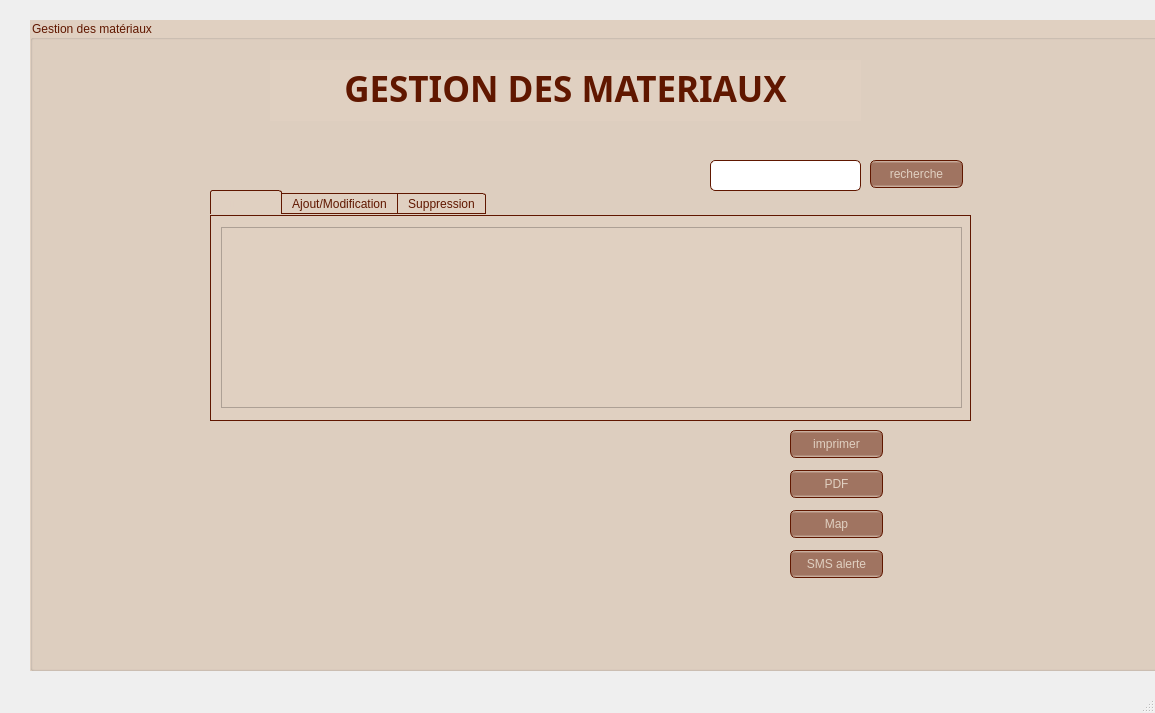
First picture: the form in mainwindow.ui, repository xyzt123456/application-desktop, before the edit.
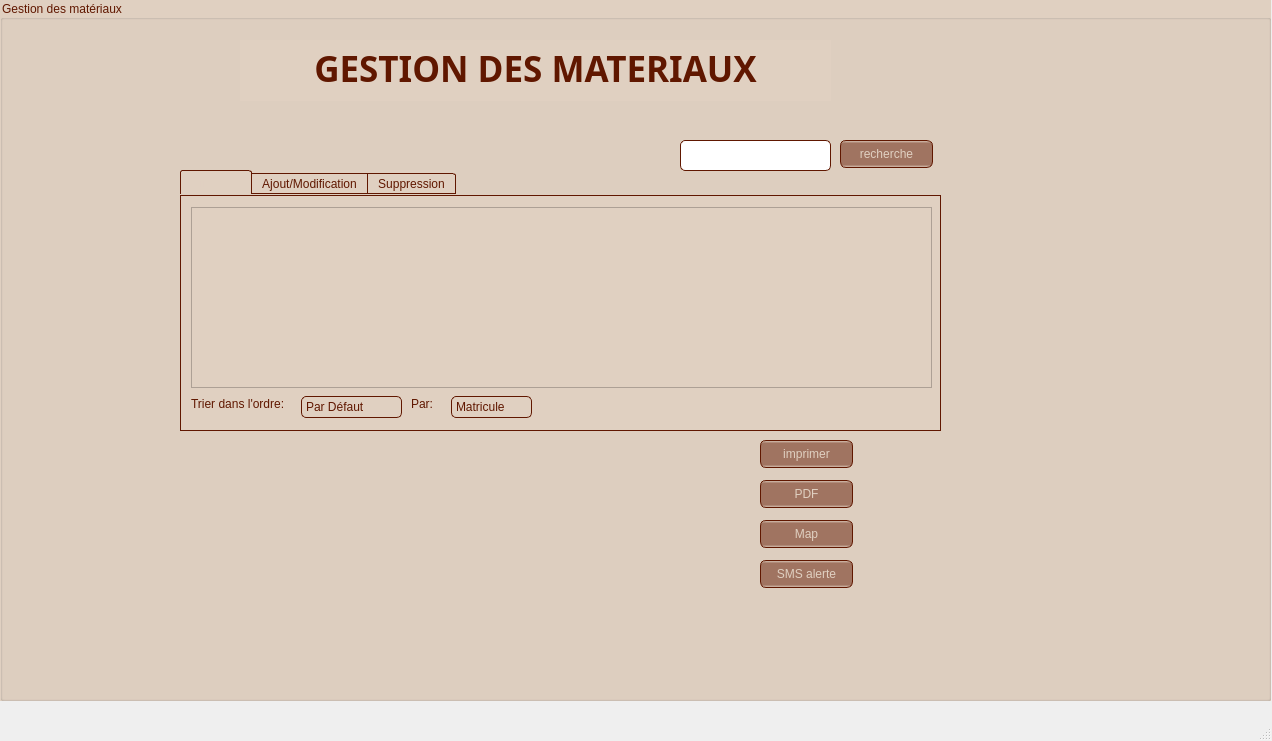
Second picture: the form after the edit. The open tabs and pages were chosen to show the change. Icons and pictures are not drawn.

The edit to the form file:
```diff
--- a/mainwindow.ui
+++ b/mainwindow.ui
@@ -6,8 +6,8 @@
    <rect>
     <x>0</x>
     <y>0</y>
-    <width>1155</width>
-    <height>713</height>
+    <width>1272</width>
+    <height>741</height>
    </rect>
   </property>
   <property name="windowTitle">
@@ -17,10 +17,10 @@
    <widget class="QGroupBox" name="groupBox">
     <property name="geometry">
      <rect>
-      <x>30</x>
-      <y>20</y>
-      <width>1131</width>
-      <height>651</height>
+      <x>0</x>
+      <y>0</y>
+      <width>1271</width>
+      <height>701</height>
      </rect>
     </property>
     <property name="styleSheet">
@@ -148,10 +148,12 @@
 
 QComboBox
 {
-    selection-background-color: #ffaa00;
-    background-color: QLinearGradient( x1: 0, y1: 0, x2: 0, y2: 1, stop: 0 #565656, stop: 0.1 #525252, stop: 0.5 #4e4e4e, stop: 0.9 #4a4a4a, stop: 1 #464646);
+    selection-background-color: #e0d0c1;
+background-color: QLinearGradient(x1:0, y1:0, x2:0, y2:1, stop:1 #a07461, stop:.4 #bc8872);
+/*background-color: QLinearGradient( x1: 0, y1: 0, x2: 0, y2: 1, stop: 0 #a07461, stop: 0.1 #b5836e, stop: 0.5 #b6836f, stop: 0.9 #ba8572, stop: 1 #bf8775);*/
+
     border-style: solid;
-    border: 1px solid #ffffff;
+    border: 1px solid #601700;
     border-radius: 5;
 }
 
@@ -165,14 +167,15 @@
 {
     padding-top: 3px;
     padding-left: 4px;
-    background-color: QLinearGradient( x1: 0, y1: 0, x2: 0, y2: 1, stop: 0 #2d2d2d, stop: 0.1 #2b2b2b, stop: 0.5 #292929, stop: 0.9 #282828, stop: 1 #252525);
-    selection-background-color: #ffaa00;
+  /*  background-color: QLinearGradient( x1: 0, y1: 0, x2: 0, y2: 1, stop: 0 #601700, stop: 0.1 #6f1a00, stop: 0.5 #751b00, stop: 0.9 #6a1500, stop: 1 #831e00);*/
+    selection-background-color: #601700;
 }
 
 QComboBox QAbstractItemView
 {
     border: 2px solid white;
-    selection-background-color: QLinearGradient( x1: 0, y1: 0, x2: 0, y2: 1, stop: 0 #ffa02f, stop: 1 #d7801a);
+selection-background-color: QLinearGradient( x1: 0, y1: 0, x2: 0, y2: 1, stop: 0 #601700, stop: 0.1 #6f1a00, stop: 0.5 #751b00,/* stop: 0.9 #6a1500, */stop: 1 #831e00);
+    /*selection-background-color: QLinearGradient( x1: 0, y1: 0, x2: 0, y2: 1, stop: 0 #ffa02f, stop: 1 #d7801a);*/
 }
 
 QComboBox::drop-down
@@ -502,7 +505,7 @@
      <property name="geometry">
       <rect>
        <x>760</x>
-       <y>410</y>
+       <y>440</y>
        <width>93</width>
        <height>28</height>
       </rect>
@@ -515,7 +518,7 @@
      <property name="geometry">
       <rect>
        <x>760</x>
-       <y>450</y>
+       <y>480</y>
        <width>93</width>
        <height>28</height>
       </rect>
@@ -531,7 +534,7 @@
      <property name="geometry">
       <rect>
        <x>760</x>
-       <y>530</y>
+       <y>560</y>
        <width>93</width>
        <height>28</height>
       </rect>
@@ -592,7 +595,7 @@
      <property name="geometry">
       <rect>
        <x>760</x>
-       <y>490</y>
+       <y>520</y>
        <width>93</width>
        <height>28</height>
       </rect>
@@ -607,7 +610,7 @@
        <x>180</x>
        <y>170</y>
        <width>761</width>
-       <height>231</height>
+       <height>261</height>
       </rect>
      </property>
      <property name="currentIndex">
@@ -630,6 +633,82 @@
         <string notr="true"/>
        </property>
       </widget>
+      <widget class="QComboBox" name="cb_tri">
+       <property name="geometry">
+        <rect>
+         <x>120</x>
+         <y>200</y>
+         <width>101</width>
+         <height>22</height>
+        </rect>
+       </property>
+       <item>
+        <property name="text">
+         <string>Par Défaut</string>
+        </property>
+       </item>
+       <item>
+        <property name="text">
+         <string>Décroissant</string>
+        </property>
+       </item>
+       <item>
+        <property name="text">
+         <string>Croissant</string>
+        </property>
+       </item>
+      </widget>
+      <widget class="QComboBox" name="cb_type_tri">
+       <property name="geometry">
+        <rect>
+         <x>270</x>
+         <y>200</y>
+         <width>81</width>
+         <height>22</height>
+        </rect>
+       </property>
+       <item>
+        <property name="text">
+         <string>Matricule</string>
+        </property>
+       </item>
+       <item>
+        <property name="text">
+         <string>Libéllé</string>
+        </property>
+       </item>
+       <item>
+        <property name="text">
+         <string>Marque</string>
+        </property>
+       </item>
+      </widget>
+      <widget class="QLabel" name="label_8">
+       <property name="geometry">
+        <rect>
+         <x>10</x>
+         <y>200</y>
+         <width>101</width>
+         <height>16</height>
+        </rect>
+       </property>
+       <property name="text">
+        <string>Trier dans l'ordre:</string>
+       </property>
+      </widget>
+      <widget class="QLabel" name="label_9">
+       <property name="geometry">
+        <rect>
+         <x>230</x>
+         <y>200</y>
+         <width>31</width>
+         <height>16</height>
+        </rect>
+       </property>
+       <property name="text">
+        <string>Par:</string>
+       </property>
+      </widget>
      </widget>
      <widget class="QWidget" name="tab_2">
       <attribute name="title">
```
Left out of the diff: 11 changed lines with no effect on the pictures.
